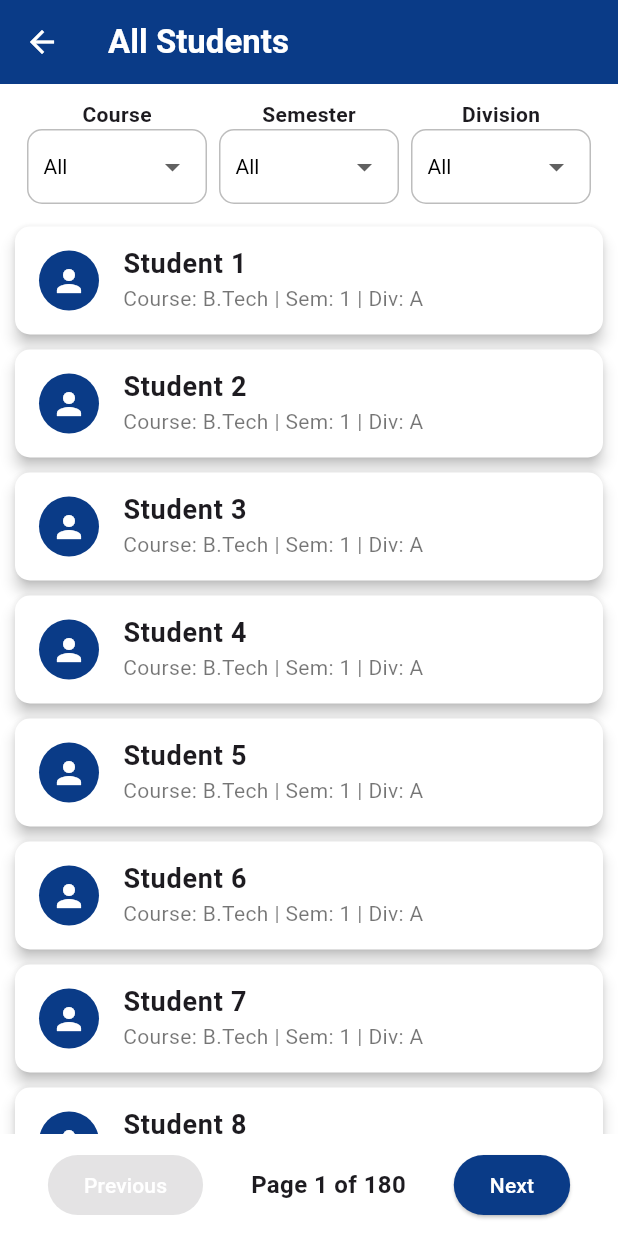
After one commit to VAHORASAUBAN/UNICON-2.0, a Flutter app: the StudentListScreen screen opened by its route, on a phone screen of 412 x 824 dp. The commit adds this screen. Run offline on Flutter 3.47's test engine with Material 3 defaults, Android fonts, the phone set to English and light mode, and no system bars; our stand-ins replace fl_chart; missing offline and left inert: mobile_scanner.

Commit message:
done with changes

```diff
--- a/unicon/lib/main.dart
+++ b/unicon/lib/main.dart
@@ -1,4 +1,6 @@
 import 'package:flutter/material.dart';
+import 'package:unicon/screens/Faculty/allstudents.dart';
+import 'package:unicon/screens/Faculty/dashboard/Otp/otp_generator_screen.dart';
 import 'package:unicon/screens/LoginScreen.dart';
 import 'package:unicon/screens/LoginDetailsScreen.dart';
 import 'package:unicon/screens/student/AttendanceReport.dart';
@@ -30,9 +32,11 @@ class MyApp extends StatelessWidget {
         '/timetable': (context) =>  TimetableScreen(),
         '/scanner': (context) =>  ScannerScreen(),
         '/timetable': (context) => FacultyTimetableScreen(),
+        '/allstudent': (context) => StudentListScreen(),
         '/subject': (context) => SubjectPage(),
         '/placements': (context) => PlacementScreen(),
         '/attendancereport': (context) => AttendanceReport(),
+        '/otpGenerator': (context) => const OTPGeneratorScreen(),
       },
     );
   }
--- /dev/null
+++ b/unicon/lib/screens/Faculty/allstudents.dart
@@ -0,0 +1,247 @@
+import 'package:flutter/material.dart';
+
+// Student Model
+class Student {
+  final String name;
+  final String course;
+  final String sem;
+  final String div;
+
+  Student({required this.name, required this.course, required this.sem, required this.div});
+}
+
+class StudentListScreen extends StatefulWidget {
+  @override
+  _StudentListScreenState createState() => _StudentListScreenState();
+}
+
+class _StudentListScreenState extends State<StudentListScreen> {
+  List<Student> allStudents = [];
+  List<Student> filteredStudents = [];
+
+  int currentPage = 0;
+  final int studentsPerPage = 10;
+
+  String selectedCourse = "All";
+  String selectedSemester = "All";
+  String selectedDivision = "All";
+
+  @override
+  void initState() {
+    super.initState();
+    _generateStudents();
+    _applyFilters();
+  }
+
+  // ✅ Generate students with only 3 semesters: "1", "2", "3"
+  void _generateStudents() {
+    List<String> courses = ["B.Tech", "BCA", "B.Sc", "BBA"];
+    List<String> semesters = ["1", "2", "3"]; // ✅ Only 3 semesters
+    List<String> divisions = ["A", "B", "C"];
+
+    for (String course in courses) {
+      for (String sem in semesters) {
+        for (String div in divisions) {
+          for (int i = 1; i <= 50; i++) {  // ✅ Limited student count for better performance
+            allStudents.add(Student(
+              name: "Student $i",
+              course: course,
+              sem: sem,
+              div: div,
+            ));
+          }
+        }
+      }
+    }
+  }
+
+  void _applyFilters() {
+    setState(() {
+      filteredStudents = allStudents.where((student) {
+        return (selectedCourse == "All" || student.course == selectedCourse) &&
+            (selectedSemester == "All" || student.sem == selectedSemester) &&
+            (selectedDivision == "All" || student.div == selectedDivision);
+      }).toList();
+
+      currentPage = 0;
+    });
+  }
+
+  @override
+  Widget build(BuildContext context) {
+    int totalPages = (filteredStudents.length / studentsPerPage).ceil();
+    return Scaffold(
+      appBar: AppBar(
+        title: const Text(
+          "All Students",
+          style: TextStyle(fontSize: 22, fontWeight: FontWeight.bold, color: Colors.white),
+        ),
+        backgroundColor: const Color(0xFF0A3B87),
+        leading: IconButton(
+          icon: const Icon(Icons.arrow_back, color: Colors.white),
+          onPressed: () => Navigator.pop(context),
+        ),
+      ),
+      backgroundColor: Colors.white,
+      body: Column(
+        children: [
+          _buildFilters(),
+
+          Expanded(
+            child: filteredStudents.isEmpty
+                ? const Center(
+              child: Text(
+                "No Students Available",
+                style: TextStyle(fontSize: 18, fontWeight: FontWeight.bold, color: Colors.grey),
+              ),
+            )
+                : ListView.builder(
+              itemCount: getDisplayedItemCount(),
+              itemBuilder: (context, index) {
+                int studentIndex = currentPage * studentsPerPage + index;
+                final student = filteredStudents[studentIndex];
+
+                return Card(
+                  color: Colors.white,
+                  margin: const EdgeInsets.symmetric(horizontal: 10, vertical: 5),
+                  elevation: 4,
+                  shape: RoundedRectangleBorder(
+                    borderRadius: BorderRadius.circular(10),
+                  ),
+                  child: ListTile(
+                    leading: CircleAvatar(
+                      backgroundColor: const Color(0xFF0A3B87),
+                      child: const Icon(Icons.person, color: Colors.white),
+                    ),
+                    title: Text(
+                      student.name,
+                      style: const TextStyle(fontSize: 18, fontWeight: FontWeight.bold),
+                    ),
+                    subtitle: Text(
+                      "Course: ${student.course} | Sem: ${student.sem} | Div: ${student.div}",
+                      style: const TextStyle(fontSize: 14, color: Colors.black54),
+                    ),
+                  ),
+                );
+              },
+            ),
+          ),
+
+          if (filteredStudents.length > studentsPerPage) _buildPaginationControls(totalPages),
+        ],
+      ),
+    );
+  }
+
+  // ✅ Improved filter section with a white background for dropdowns
+  Widget _buildFilters() {
+    return Padding(
+      padding: const EdgeInsets.symmetric(horizontal: 10, vertical: 10),
+      child: Row(
+        mainAxisAlignment: MainAxisAlignment.spaceEvenly,
+        children: [
+          _buildDropdown("Course", ["All", "B.Tech", "BCA", "B.Sc", "BBA"], selectedCourse, (value) {
+            selectedCourse = value!;
+            _applyFilters();
+          }),
+          _buildDropdown("Semester", ["All", "1", "2", "3"], selectedSemester, (value) { // ✅ Only 3 semesters
+            selectedSemester = value!;
+            _applyFilters();
+          }),
+          _buildDropdown("Division", ["All", "A", "B", "C"], selectedDivision, (value) {
+            selectedDivision = value!;
+            _applyFilters();
+          }),
+        ],
+      ),
+    );
+  }
+
+  // ✅ Pagination Controls
+  Widget _buildPaginationControls(int totalPages) {
+    return Padding(
+      padding: const EdgeInsets.symmetric(vertical: 10),
+      child: Row(
+        mainAxisAlignment: MainAxisAlignment.spaceEvenly,
+        children: [
+          ElevatedButton(
+            onPressed: currentPage > 0
+                ? () {
+              setState(() {
+                currentPage--;
+              });
+            }
+                : null,
+            style: ElevatedButton.styleFrom(
+              backgroundColor: const Color(0xFF0A3B87),
+            ),
+            child: const Text(
+              "Previous",
+              style: TextStyle(color: Colors.white),
+            ),
+          ),
+          Text(
+            "Page ${currentPage + 1} of $totalPages",
+            style: const TextStyle(fontSize: 16, fontWeight: FontWeight.bold),
+          ),
+          ElevatedButton(
+            onPressed: currentPage < totalPages - 1
+                ? () {
+              setState(() {
+                currentPage++;
+              });
+            }
+                : null,
+            style: ElevatedButton.styleFrom(
+              backgroundColor: const Color(0xFF0A3B87),
+            ),
+            child: const Text(
+              "Next",
+              style: TextStyle(color: Colors.white),
+            ),
+          ),
+        ],
+      ),
+    );
+  }
+
+  // ✅ Dropdown with white background
+  Widget _buildDropdown(String label, List<String> items, String selectedValue, Function(String?) onChanged) {
+    return Column(
+      children: [
+        Text(
+          label,
+          style: const TextStyle(fontSize: 14, fontWeight: FontWeight.bold),
+        ),
+        Container(
+          width: 120,
+          padding: const EdgeInsets.symmetric(horizontal: 10),
+          decoration: BoxDecoration(
+            color: Colors.white,  // ✅ White background
+            borderRadius: BorderRadius.circular(10),
+            border: Border.all(color: Colors.black26),
+          ),
+          child: DropdownButtonHideUnderline(
+            child: DropdownButton<String>(
+              value: selectedValue,
+              onChanged: onChanged,
+              style: const TextStyle(fontSize: 14, color: Colors.black),
+              items: items.map((item) {
+                return DropdownMenuItem(
+                  value: item,
+                  child: Text(item),
+                );
+              }).toList(),
+            ),
+          ),
+        ),
+      ],
+    );
+  }
+
+  // ✅ Ensure pagination never sets count to zero
+  int getDisplayedItemCount() {
+    int remainingItems = filteredStudents.length - (currentPage * studentsPerPage);
+    return remainingItems > studentsPerPage ? studentsPerPage : remainingItems;
+  }
+}
--- a/unicon/lib/widgets/faculty_navbar.dart
+++ b/unicon/lib/widgets/faculty_navbar.dart
@@ -98,7 +98,7 @@ class FacultyNavBar extends StatelessWidget {
               label: 'Dashboard',
             ),
             BottomNavigationBarItem(
-              icon: Icon(Icons.schedule),
+              icon: Icon(Icons.calendar_month_rounded),
               label: 'TimeTable',
             ),
           ],
```
Also changed, not shown: unicon/lib/screens/Faculty/otp_generator_screen.dart (added, +110 -0 lines).
